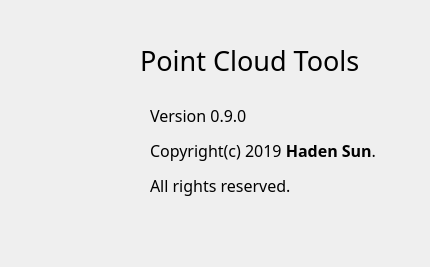
Above: PointCloudTools/AboutWin.ui from sunhaox/PointCloudTools before the change. Below: the same form after it.
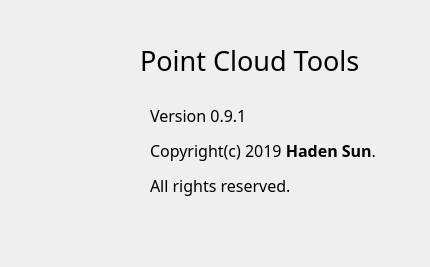
That is the form after the change. Icons and pictures are not drawn.

```diff
--- a/PointCloudTools/AboutWin.ui
+++ b/PointCloudTools/AboutWin.ui
@@ -64,7 +64,7 @@
     </font>
    </property>
    <property name="text">
-    <string>&lt;html&gt;&lt;head/&gt;&lt;body&gt;&lt;p&gt;Version 0.9.0&lt;/p&gt;&lt;p&gt;Copyright(c) 2019 &lt;span style=&quot; font-weight:600;&quot;&gt;Haden Sun&lt;/span&gt;.&lt;/p&gt;&lt;p&gt;All rights reserved.&lt;/p&gt;&lt;/body&gt;&lt;/html&gt;</string>
+    <string>&lt;html&gt;&lt;head/&gt;&lt;body&gt;&lt;p&gt;Version 0.9.1&lt;/p&gt;&lt;p&gt;Copyright(c) 2019 &lt;span style=&quot; font-weight:600;&quot;&gt;Haden Sun&lt;/span&gt;.&lt;/p&gt;&lt;p&gt;All rights reserved.&lt;/p&gt;&lt;/body&gt;&lt;/html&gt;</string>
    </property>
    <property name="textFormat">
     <enum>Qt::RichText</enum>
```
